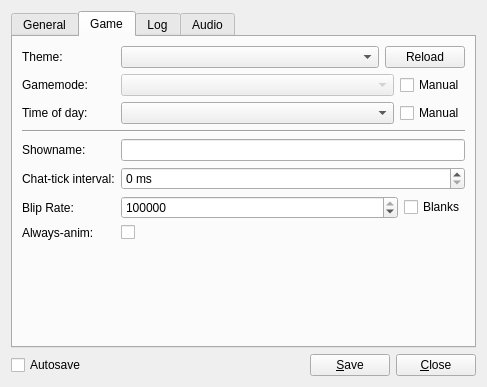
Qt form res/ui/config_panel.ui (lambdcalculus/AO2-Client) before a commit.
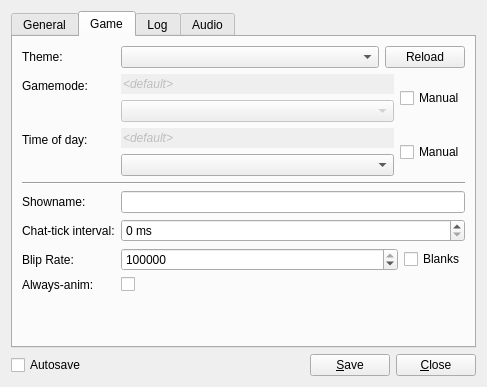
The same form after that commit.

Commit message:
Config panel tweak (show current gamemode and time of day)
* Config panel now reflects the currently active gamemode and time of day.

Patch:
```diff
--- a/res/ui/config_panel.ui
+++ b/res/ui/config_panel.ui
@@ -195,14 +195,45 @@
        <item row="1" column="1">
         <layout class="QHBoxLayout" name="horizontalLayout_7">
          <item>
-          <widget class="QComboBox" name="gamemode">
-           <property name="enabled">
-            <bool>false</bool>
-           </property>
-          </widget>
+          <layout class="QVBoxLayout" name="verticalLayout_4">
+           <item>
+            <widget class="QLineEdit" name="gamemode">
+             <property name="enabled">
+              <bool>false</bool>
+             </property>
+             <property name="font">
+              <font>
+               <italic>true</italic>
+              </font>
+             </property>
+             <property name="toolTip">
+              <string>&lt;html&gt;&lt;head/&gt;&lt;body&gt;&lt;p&gt;The &lt;span style=&quot; font-weight:600; color:#0000ff;&quot;&gt;currently active&lt;/span&gt; gamemode.&lt;/p&gt;&lt;/body&gt;&lt;/html&gt;</string>
+             </property>
+             <property name="text">
+              <string>&lt;default&gt;</string>
+             </property>
+             <property name="frame">
+              <bool>false</bool>
+             </property>
+             <property name="readOnly">
+              <bool>true</bool>
+             </property>
+            </widget>
+           </item>
+           <item>
+            <widget class="QComboBox" name="manual_gamemode">
+             <property name="enabled">
+              <bool>false</bool>
+             </property>
+             <property name="toolTip">
+              <string>&lt;html&gt;&lt;head/&gt;&lt;body&gt;&lt;p&gt;The &lt;span style=&quot; font-weight:600; color:#0000ff;&quot;&gt;current manually selected&lt;/span&gt; gamemode.&lt;/p&gt;&lt;/body&gt;&lt;/html&gt;</string>
+             </property>
+            </widget>
+           </item>
+          </layout>
          </item>
          <item>
-          <widget class="QCheckBox" name="manual_gamemode">
+          <widget class="QCheckBox" name="manual_gamemode_selection">
            <property name="sizePolicy">
             <sizepolicy hsizetype="Maximum" vsizetype="Fixed">
              <horstretch>0</horstretch>
@@ -229,10 +260,42 @@
        <item row="2" column="1">
         <layout class="QHBoxLayout" name="horizontalLayout_8">
          <item>
-          <widget class="QComboBox" name="timeofday"/>
+          <layout class="QVBoxLayout" name="verticalLayout_5">
+           <item>
+            <widget class="QLineEdit" name="timeofday">
+             <property name="enabled">
+              <bool>false</bool>
+             </property>
+             <property name="font">
+              <font>
+               <italic>true</italic>
+              </font>
+             </property>
+             <property name="toolTip">
+              <string>&lt;html&gt;&lt;head/&gt;&lt;body&gt;&lt;p&gt;The &lt;span style=&quot; font-weight:600; color:#0000ff;&quot;&gt;currently active&lt;/span&gt; time of day.&lt;/p&gt;&lt;/body&gt;&lt;/html&gt;</string>
+             </property>
+             <property name="text">
+              <string>&lt;default&gt;</string>
+             </property>
+             <property name="frame">
+              <bool>false</bool>
+             </property>
+             <property name="readOnly">
+              <bool>true</bool>
+             </property>
+            </widget>
+           </item>
+           <item>
+            <widget class="QComboBox" name="manual_timeofday">
+             <property name="toolTip">
+              <string>&lt;html&gt;&lt;head/&gt;&lt;body&gt;&lt;p&gt;The &lt;span style=&quot; font-weight:600; color:#0000ff;&quot;&gt;current manually selected&lt;/span&gt; time of day.&lt;/p&gt;&lt;/body&gt;&lt;/html&gt;</string>
+             </property>
+            </widget>
+           </item>
+          </layout>
          </item>
          <item>
-          <widget class="QCheckBox" name="manual_timeofday">
+          <widget class="QCheckBox" name="manual_timeofday_selection">
            <property name="sizePolicy">
             <sizepolicy hsizetype="Maximum" vsizetype="Fixed">
              <horstretch>0</horstretch>
```
Left out of the diff: 4 changed lines with no effect on the pictures. The commit also changes 9 other files.
